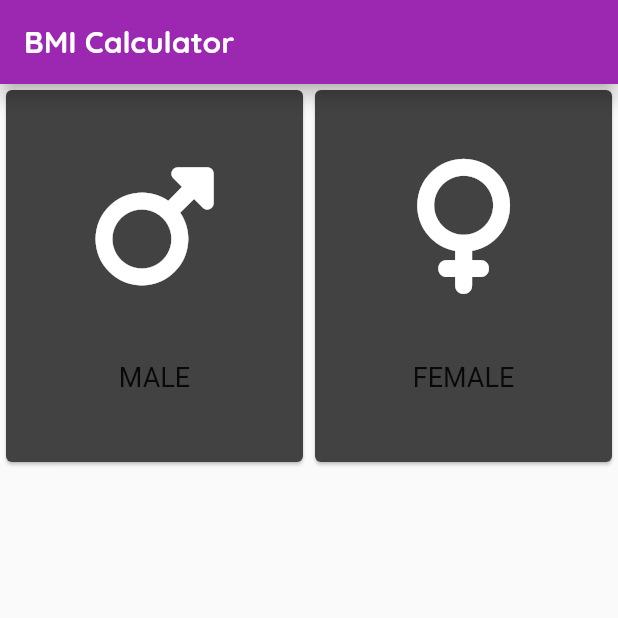
After one commit to kurayami07734/FlutterProjects, a Flutter app: the InputPage screen opened directly, on a phone screen of 412 x 824 dp, the top half of it. The commit adds this screen. Run offline on Flutter 3.47's test engine with Material 2 defaults, Android fonts, the light colour scheme and no system bars; our stand-ins replace audioplayers, font_awesome_flutter, google_fonts, rflutter_alert.

Commit message:
started working on bmi calculator

```diff
--- /dev/null
+++ b/bmi_calculator/lib/input_page.dart
@@ -0,0 +1,98 @@
+import 'package:flutter/material.dart';
+import 'package:font_awesome_flutter/font_awesome_flutter.dart';
+
+class InputPage extends StatefulWidget {
+  const InputPage({Key? key}) : super(key: key);
+
+  @override
+  State<InputPage> createState() => _InputPageState();
+}
+
+class _InputPageState extends State<InputPage> {
+  static Color accentRed = Color(0xFFEA1556);
+  Color iconColor = Colors.white;
+  @override
+  Widget build(BuildContext context) {
+    return Scaffold(
+      appBar: AppBar(
+        title: const Text('BMI Calculator'),
+        elevation: 5,
+      ),
+      body: Column(children: [
+        Expanded(
+          child: Row(
+            children: [
+              Expanded(
+                child: GestureDetector(
+                  onTap: () => setState(() {
+                    iconColor = accentRed;
+                  }),
+                  onDoubleTap: () => setState(() {
+                    iconColor = Colors.white;
+                  }),
+                  child: Card(
+                    color: ThemeData.dark().cardColor,
+                    child: MyIcon(
+                      displayIcon: FontAwesomeIcons.mars,
+                      label: 'MALE',
+                      iconColor: iconColor,
+                    ),
+                  ),
+                ),
+              ),
+              Expanded(
+                child: Card(
+                  color: ThemeData.dark().cardColor,
+                  child: MyIcon(
+                    displayIcon: FontAwesomeIcons.venus,
+                    label: 'FEMALE',
+                  ),
+                ),
+              ),
+            ],
+          ),
+        ),
+        Expanded(child: Card(color: ThemeData.dark().cardColor)),
+        Expanded(
+          child: Row(
+            children: [
+              Expanded(child: Card(color: ThemeData.dark().cardColor)),
+              Expanded(child: Card(color: ThemeData.dark().cardColor)),
+            ],
+          ),
+        )
+      ]),
+    );
+  }
+}
+
+class MyIcon extends StatelessWidget {
+  final IconData displayIcon;
+  final String label;
+  Color? iconColor;
+  MyIcon(
+      {Key? key,
+      required this.displayIcon,
+      required this.label,
+      this.iconColor})
+      : super(key: key);
+
+  @override
+  Widget build(BuildContext context) {
+    return Column(
+      mainAxisAlignment: MainAxisAlignment.spaceEvenly,
+      crossAxisAlignment: CrossAxisAlignment.center,
+      children: [
+        Icon(
+          displayIcon,
+          size: 90,
+          color: iconColor ?? Colors.white,
+        ),
+        Text(
+          label,
+          style: TextStyle(fontSize: 18),
+        ),
+      ],
+    );
+  }
+}
--- /dev/null
+++ b/bmi_calculator/lib/main.dart
@@ -0,0 +1,22 @@
+import 'package:flutter/material.dart';
+import 'input_page.dart';
+
+void main() {
+  runApp(const BMICalculator());
+}
+
+class BMICalculator extends StatelessWidget {
+  const BMICalculator({Key? key}) : super(key: key);
+
+  @override
+  Widget build(BuildContext context) {
+    return MaterialApp(
+      home: const InputPage(),
+      theme: ThemeData.dark().copyWith(
+        appBarTheme: AppBarTheme(backgroundColor: Color(0xFF090C22)),
+        scaffoldBackgroundColor: Color(0xFF090C22),
+        cardColor: Color(0xFF1D1F33),
+      ),
+    );
+  }
+}
--- a/personal_expenses/lib/main.dart
+++ b/personal_expenses/lib/main.dart
@@ -85,7 +85,11 @@
       ),
       body: Column(
         children: [
-          Chart(txns: _txns),
+          Chart(
+              txns: _txns
+                  .where((tx) => tx.date
+                      .isAfter(DateTime.now().subtract(Duration(days: 7))))
+                  .toList()),
           TransactionList(txns: _txns),
         ],
       ),
```
Also changed, not shown: bmi_calculator/analysis_options.yaml (added, +29 -0 lines), bmi_calculator/pubspec.yaml (added, +90 -0 lines), personal_expenses/lib/widgets/chart.dart (+6 -2 lines), bmi_calculator/pubspec.lock (added), 23 other files.
